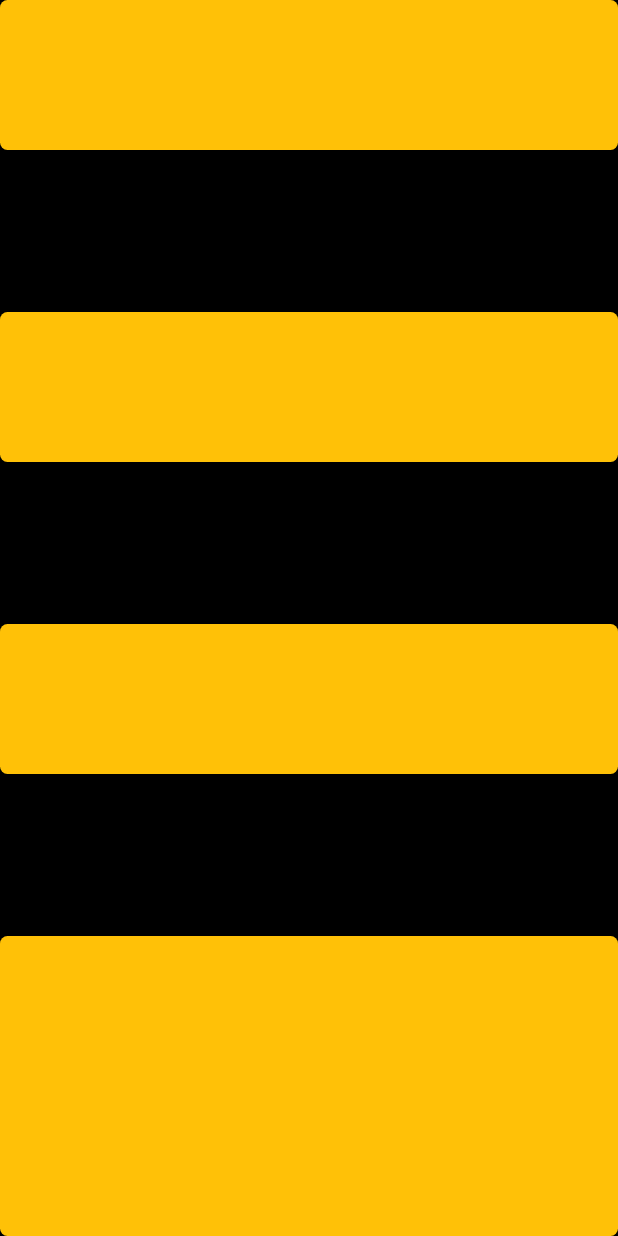
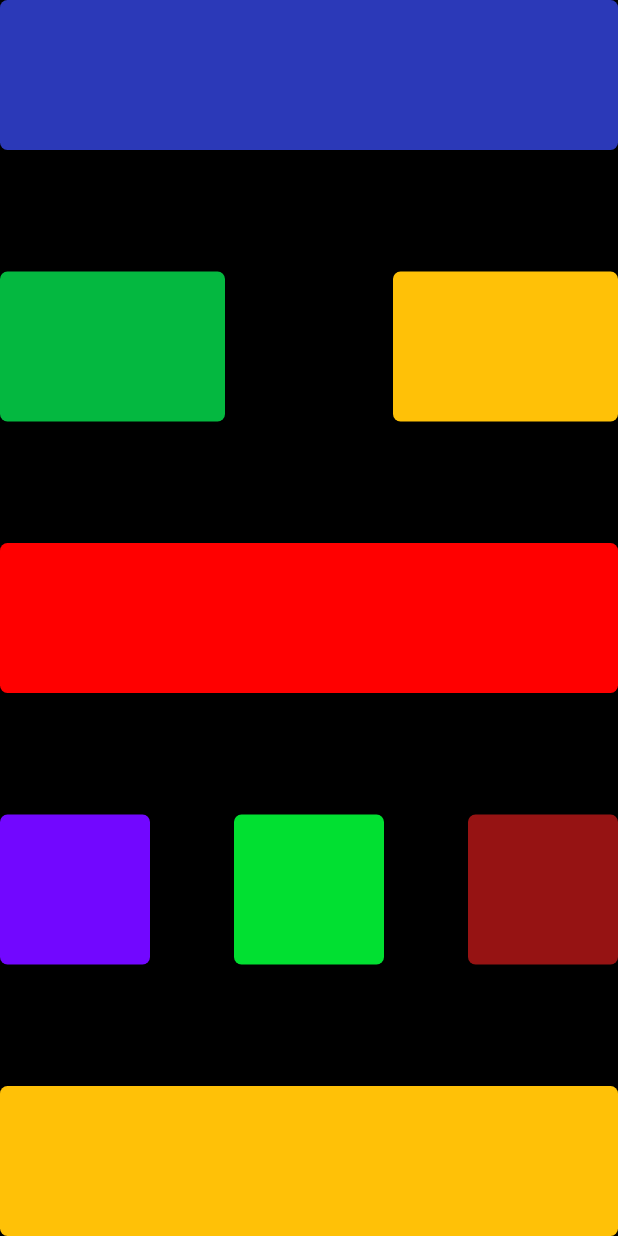
Before and after one commit to isharax9/Hello_Flutter, a Flutter app: the screen it shows after launch, on a phone screen of 412 x 824 dp. Run offline on Flutter 3.47's test engine with Material 2 defaults, Android fonts, the phone set to English and light mode, and no system bars.

Commit message:
added some colors

```diff
--- a/lib/main.dart
+++ b/lib/main.dart
@@ -11,41 +11,83 @@ class MyApp extends StatelessWidget {
   Widget build(BuildContext context) {
     return MaterialApp(
       debugShowCheckedModeBanner: false,
-      home:SafeArea(
+      home: SafeArea(
         child: Scaffold(
           backgroundColor: Colors.black,
           body: Column(
             mainAxisAlignment: MainAxisAlignment.spaceBetween,
             children: [
               Container(
+                width: double.infinity,
                 height: 100,
-                width: double.infinity,
                 decoration: BoxDecoration(
-                  color: Colors.amber,borderRadius: BorderRadius.circular(5)
+                  color: const Color.fromARGB(255, 43, 57, 184),
+                  borderRadius: BorderRadius.circular(5),
                 ),
               ),
+              Row(
+                mainAxisAlignment: MainAxisAlignment.spaceBetween,
+                children: [
+                  Container(
+                      width: 150,
+                      height: 100,
+                      decoration: BoxDecoration(
+                        color: const Color.fromARGB(255, 4, 184, 64),
+                        borderRadius: BorderRadius.circular(5),
+                      )),
+                  Container(
+                      width: 150,
+                      height: 100,
+                      decoration: BoxDecoration(
+                        color: Colors.amber,
+                        borderRadius: BorderRadius.circular(5),
+                      ))
+                ],
+              ),
               Container(
+                width: double.infinity,
                 height: 100,
-                width: double.infinity,
                 decoration: BoxDecoration(
-                  color: Colors.amber,borderRadius: BorderRadius.circular(5)
+                  color: const Color.fromARGB(255, 255, 0, 0),
+                  borderRadius: BorderRadius.circular(5),
                 ),
               ),
-              Container(
+              Row(
+                mainAxisAlignment: MainAxisAlignment.spaceBetween,
+                children: [
+                  Container(
+                      width: 100,
+                      height: 100,
+                      decoration: BoxDecoration(
+                        color: const Color.fromARGB(255, 114, 7, 255),
+                        borderRadius: BorderRadius.circular(5),
+                      )),
+                  Container(
+                      width: 100,
+                      height: 100,
+                      decoration: BoxDecoration(
+                        color: const Color.fromARGB(255, 1, 224, 49),
+                        borderRadius: BorderRadius.circular(5),
+                      )),
+                  Container(
+                      width: 100,
+                      height: 100,
+                      decoration: BoxDecoration(
+                        color: const Color.fromARGB(255, 150, 19, 19),
+                        borderRadius: BorderRadius.circular(5),
+                      )),
+                ],
+              ),
+             Container(
+                width: double.infinity,
                 height: 100,
-                width: double.infinity,
                 decoration: BoxDecoration(
-                  color: Colors.amber,borderRadius: BorderRadius.circular(5)
+                  color: Colors.amber,
+                  borderRadius: BorderRadius.circular(5),
                 ),
               ),
-              Container(
-                height: 200,
-                width: double.infinity,
-                decoration: BoxDecoration(
-                  color: Colors.amber,borderRadius: BorderRadius.circular(5)
-                ),
-              )
             ],
+
           ),
         ),
       ),
```
